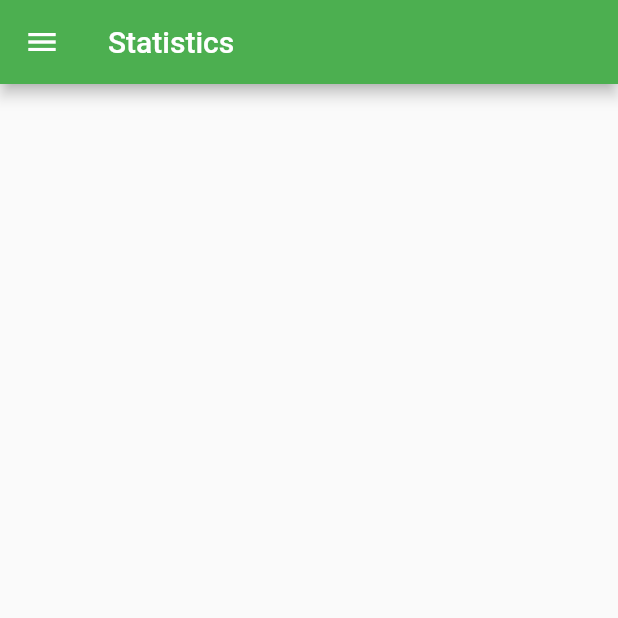
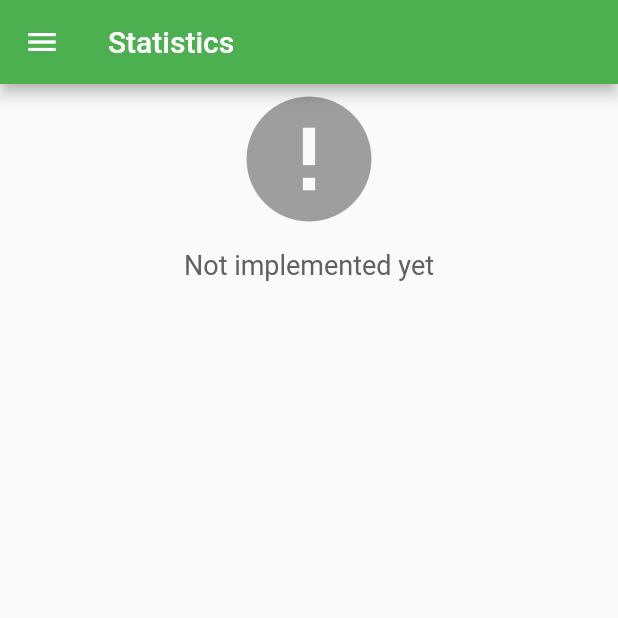
Before and after one commit to anxiouscupcake/honest_calorie, a Flutter app: the StatisticsScreen screen opened by its route, on a phone screen of 412 x 824 dp, the top half of it. Run offline on Flutter 3.47's test engine with Material 2 defaults, Android fonts, the phone set to English and light mode, and no system bars; accounts and stored records are empty; network calls fail.

Commit message:
added placeholder to statistics screen

```diff
--- a/lib/screens/statistics_screen.dart
+++ b/lib/screens/statistics_screen.dart
@@ -20,6 +20,7 @@ import 'package:honest_calorie/routes.dart';
 import 'package:honest_calorie/widgets/drawer.dart';
 
 import 'package:honest_calorie/main.dart';
+import 'package:honest_calorie/widgets/no_data.dart';
 
 class StatisticsScreen extends StatefulWidget {
   static const String routeName = "/statistics";
@@ -37,7 +38,13 @@ class StatisticsScreenState extends State<StatisticsScreen> {
           title: Text("Statistics"),
         ),
         body: ListView(
-          children: <Widget>[],
+          children: <Widget>[
+            // TODO: implement statistics
+            NoData(
+              iconData: Icons.error,
+              text: "Not implemented yet",
+            ),
+          ],
         ));
   }
 }
--- a/lib/widgets/drawer.dart
+++ b/lib/widgets/drawer.dart
@@ -85,9 +85,6 @@ class AppDrawer extends StatelessWidget {
               }),
           ListTile(
               selected: currentScreen == "statistics",
-
-              /// TODO: remove disabler
-              enabled: false,
               title: Text(AppLocalizations.of(context).translate("statistics")),
               leading: Icon(Icons.data_usage),
               onTap: () {
```
